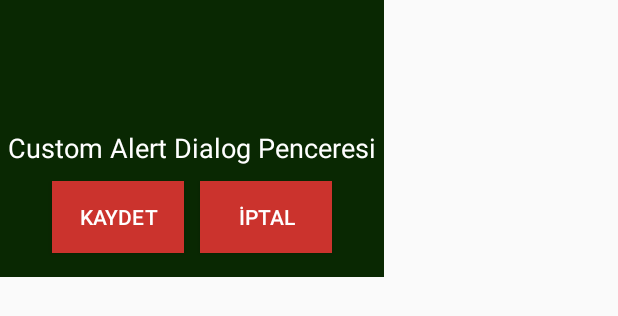
After one commit to tobbetu-ceng-industry-collaborations/smarteff-android, an Android app: the layout suspend_dialog.xml on its own in the app's theme, with its tools: preview values and no code run, on a phone screen of 412 x 824 dp. The commit adds this screen. Shown: the top 316 px of the screen. Run offline under Robolectric (Android 15) with nearby library versions, the light colour scheme and no system bars.

Commit message:
Suspend/enable button listener added and notified listview.

```diff
--- a/app/src/main/java/com/ipekakova/smarteff_android/ViewHolder.java
+++ b/app/src/main/java/com/ipekakova/smarteff_android/ViewHolder.java
@@ -1,5 +1,6 @@
 package com.ipekakova.smarteff_android;
 
+//Data holder pattern that holds a reference to the data inside of this list item in that way you don't have to constantly keep calling findViewById()
 import android.view.View;
 import android.widget.Button;
 import android.widget.ImageView;
@@ -16,4 +17,5 @@ public class ViewHolder {
     ImageView automation;
     //Switch enableShutDown;
     Button button;
+
 }
--- /dev/null
+++ b/app/src/main/res/layout/suspend_dialog.xml
@@ -0,0 +1,54 @@
+<?xml version="1.0" encoding="utf-8"?>
+<LinearLayout xmlns:android="http://schemas.android.com/apk/res/android"
+    xmlns:app="http://schemas.android.com/apk/res-auto"
+    android:layout_width="wrap_content"
+    android:layout_height="wrap_content"
+    android:background="#092802"
+    android:orientation="vertical"
+    android:padding="5dp">
+
+    <ImageView
+        android:id="@+id/imageview_resim"
+        android:layout_width="70dp"
+        android:layout_height="70dp"
+        android:layout_gravity="center"
+        android:layout_margin="5dp" />
+
+    <TextView
+        android:id="@+id/textview_baslik"
+        android:layout_width="wrap_content"
+        android:layout_height="wrap_content"
+        android:layout_gravity="center"
+        android:text="Custom Alert Dialog Penceresi"
+        android:textColor="#ffffff"
+        android:textSize="18sp" />
+
+    <LinearLayout
+        android:layout_width="wrap_content"
+        android:layout_height="wrap_content"
+        android:layout_gravity="center_horizontal"
+        android:layout_marginTop="10dp"
+        android:gravity="center"
+        android:orientation="horizontal">
+
+        <Button
+            android:id="@+id/button_kaydet"
+            android:layout_width="wrap_content"
+            android:layout_height="wrap_content"
+            android:layout_gravity="left"
+            android:layout_margin="5dp"
+            android:background="#cb332d"
+            android:text="Kaydet"
+            android:textColor="#ffffff" />
+
+        <Button
+            android:id="@+id/button_iptal"
+            android:layout_width="wrap_content"
+            android:layout_height="wrap_content"
+            android:layout_gravity="right"
+            android:layout_margin="5dp"
+            android:background="#cb332d"
+            android:text="İptal"
+            android:textColor="#ffffff" />
+    </LinearLayout>
+</LinearLayout>
```
Also changed, not shown: app/src/main/java/com/ipekakova/smarteff_android/Device.java (+28 -4 lines), app/src/main/java/com/ipekakova/smarteff_android/DeviceAdapter.java (+69 -10 lines), app/src/main/java/com/ipekakova/smarteff_android/ShowDevicesActivity.java (+20 -0 lines).
